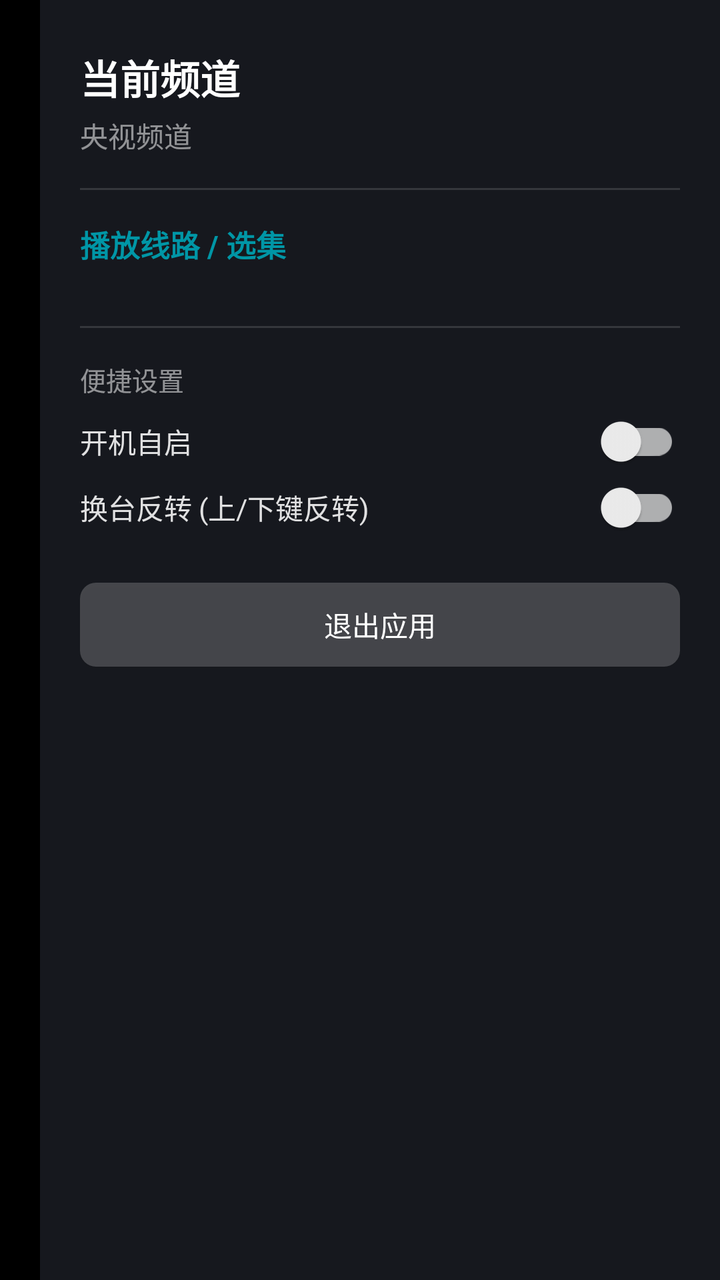
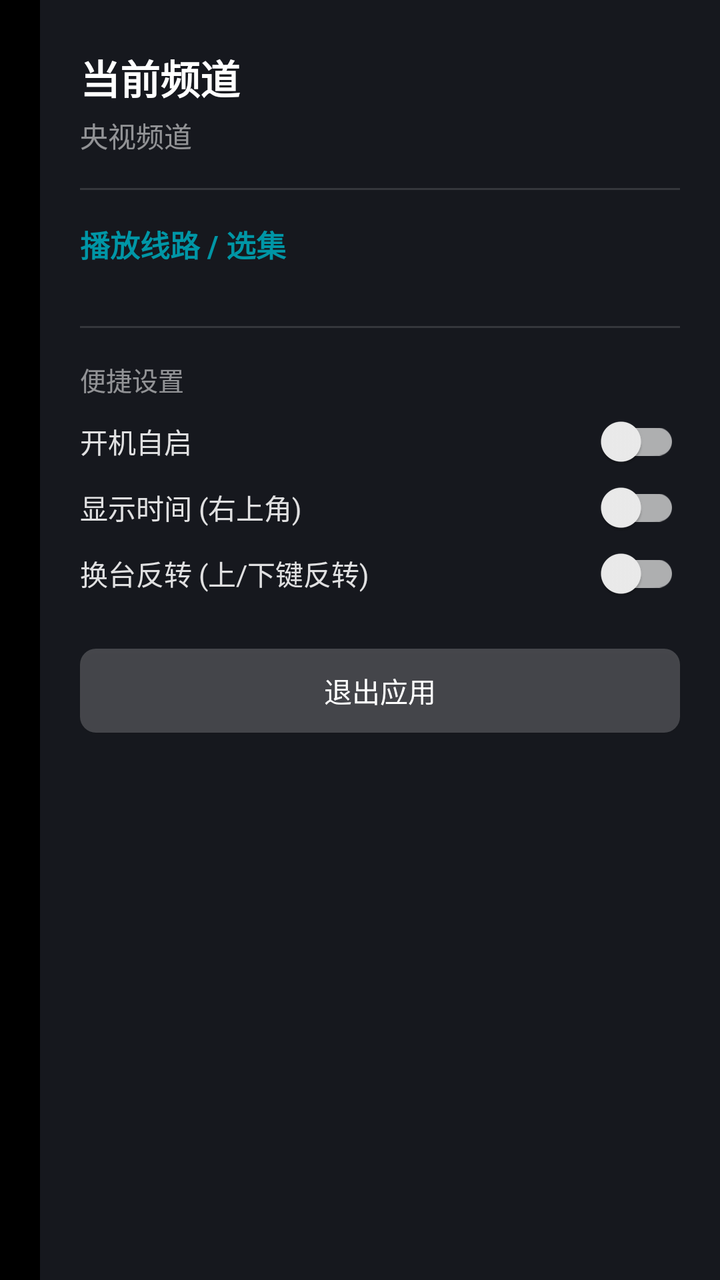

Before-and-after screenshots of an Android layout around one commit, followed by the original layout XML and the change that was made.
<!-- AndroidManifest.xml: application theme Theme.MyTV0 -->
<!-- res/layout/setting.xml -->
<?xml version="1.0" encoding="utf-8"?>
<LinearLayout xmlns:android="http://schemas.android.com/apk/res/android"
    xmlns:app="http://schemas.android.com/apk/res-auto"
    android:id="@+id/setting"
    android:layout_width="match_parent"
    android:layout_height="match_parent"
    android:clickable="true"
    android:focusable="false"
    android:gravity="end">

    <ScrollView
        android:id="@+id/container"
        android:layout_width="340dp"
        android:layout_height="match_parent"
        android:background="#F0181A20"
        android:fillViewport="true">

        <LinearLayout
            android:id="@+id/content"
            android:layout_width="match_parent"
            android:layout_height="wrap_content"
            android:orientation="vertical"
            android:paddingStart="20dp"
            android:paddingTop="24dp"
            android:paddingEnd="20dp"
            android:paddingBottom="24dp">

            
            <TextView
                android:id="@+id/channel_title"
                android:layout_width="match_parent"
                android:layout_height="wrap_content"
                android:text="当前频道"
                android:textColor="#FFFFFF"
                android:textSize="20sp"
                android:textStyle="bold" />

            <TextView
                android:id="@+id/channel_group"
                android:layout_width="match_parent"
                android:layout_height="wrap_content"
                android:layout_marginTop="4dp"
                android:text="央视频道"
                android:textColor="#88FFFFFF"
                android:textSize="14sp" />

            
            <View
                android:layout_width="match_parent"
                android:layout_height="1dp"
                android:layout_marginTop="16dp"
                android:layout_marginBottom="16dp"
                android:background="#22FFFFFF" />

            
            <TextView
                android:id="@+id/source_section_title"
                android:layout_width="match_parent"
                android:layout_height="wrap_content"
                android:text="播放线路 / 选集"
                android:textColor="@color/focus"
                android:textSize="15sp"
                android:textStyle="bold" />

            
            <LinearLayout
                android:id="@+id/source_list_container"
                android:layout_width="match_parent"
                android:layout_height="wrap_content"
                android:layout_marginTop="10dp"
                android:orientation="vertical" />

            
            <View
                android:layout_width="match_parent"
                android:layout_height="1dp"
                android:layout_marginTop="20dp"
                android:layout_marginBottom="16dp"
                android:background="#22FFFFFF" />

            
            <TextView
                android:layout_width="match_parent"
                android:layout_height="wrap_content"
                android:text="便捷设置"
                android:textColor="#88FFFFFF"
                android:textSize="13sp" />

            <androidx.appcompat.widget.SwitchCompat
                android:id="@+id/switch_boot_startup"
                android:layout_width="match_parent"
                android:layout_height="wrap_content"
                android:layout_marginTop="8dp"
                android:text="开机自启"
                android:textColor="#DDFFFFFF"
                android:textSize="14sp"
                app:thumbTint="@color/switch_thumb_color"
                app:trackTint="@color/switch_track_color" />

            <androidx.appcompat.widget.SwitchCompat
                android:id="@+id/switch_channel_reversal"
                android:layout_width="match_parent"
                android:layout_height="wrap_content"
                android:layout_marginTop="6dp"
                android:text="换台反转 (上/下键反转)"
                android:textColor="#DDFFFFFF"
                android:textSize="14sp"
                app:thumbTint="@color/switch_thumb_color"
                app:trackTint="@color/switch_track_color" />

            <Button
                android:id="@+id/btn_exit"
                android:layout_width="match_parent"
                android:layout_height="42dp"
                android:layout_marginTop="24dp"
                android:background="@drawable/button_background"
                android:text="退出应用"
                android:textColor="#FFFFFF"
                android:textSize="14sp" />

        </LinearLayout>
    </ScrollView>
</LinearLayout>
<!-- resources referenced by this layout -->
<resources>
  <color name="focus">#0096A6</color>
  <!-- drawable button_background (drawable) -->
  <?xml version="1.0" encoding="utf-8"?>
  <selector xmlns:android="http://schemas.android.com/apk/res/android">
      <item android:state_focused="true">
          <shape android:shape="rectangle">
              <corners android:radius="8dp" />
              <solid android:color="#D32F2F" />
          </shape>
      </item>
      <item>
          <shape android:shape="rectangle">
              <corners android:radius="8dp" />
              <solid android:color="#33FFFFFF" />
          </shape>
      </item>
  </selector>
  <style name="Theme.MyTV0" parent="@style/Theme.AppCompat.NoActionBar">
          <item name="windowNoTitle">true</item>
          <item name="android:windowNoTitle">true</item>
          <item name="android:windowBackground">@color/black</item>
          <item name="android:colorBackground">@color/black</item>
          <item name="android:windowDisablePreview">true</item>
      </style>
  <color name="black">#000</color>
</resources>

<!-- the commit's change to res/layout/setting.xml (unified diff, before → after) -->
@@ -98,6 +98,17 @@
                 app:trackTint="@color/switch_track_color" />
 
             <androidx.appcompat.widget.SwitchCompat
+                android:id="@+id/switch_time"
+                android:layout_width="match_parent"
+                android:layout_height="wrap_content"
+                android:layout_marginTop="6dp"
+                android:text="显示时间 (右上角)"
+                android:textColor="#DDFFFFFF"
+                android:textSize="14sp"
+                app:thumbTint="@color/switch_thumb_color"
+                app:trackTint="@color/switch_track_color" />
+
+            <androidx.appcompat.widget.SwitchCompat
                 android:id="@+id/switch_channel_reversal"
                 android:layout_width="match_parent"
                 android:layout_height="wrap_content"
